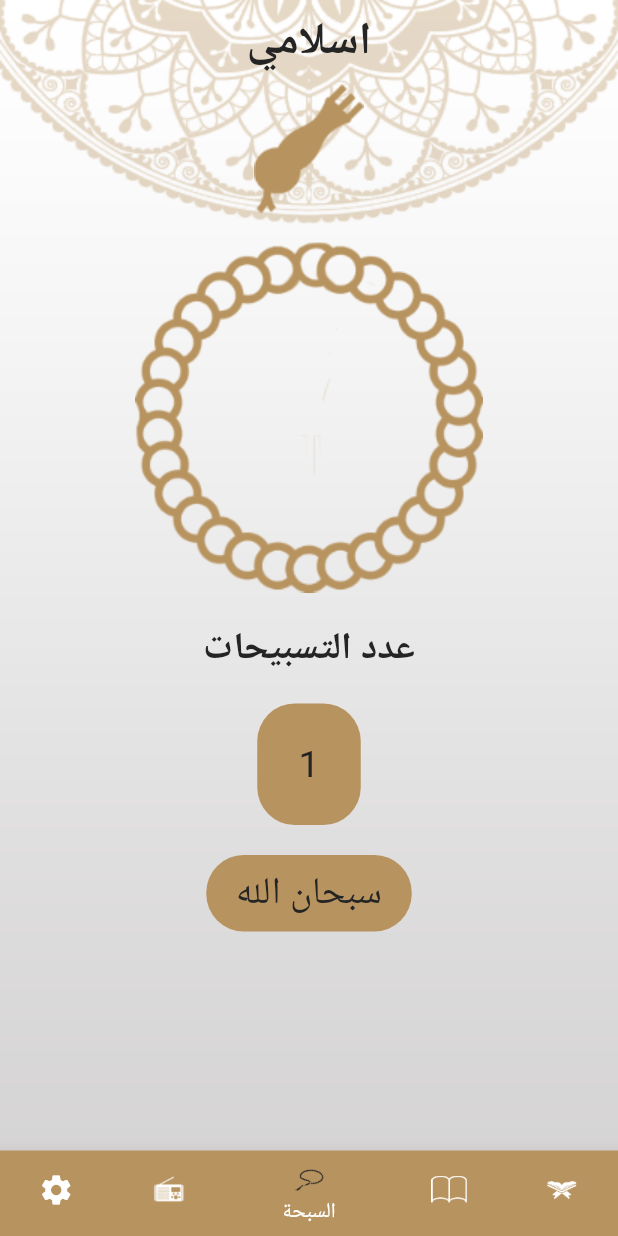
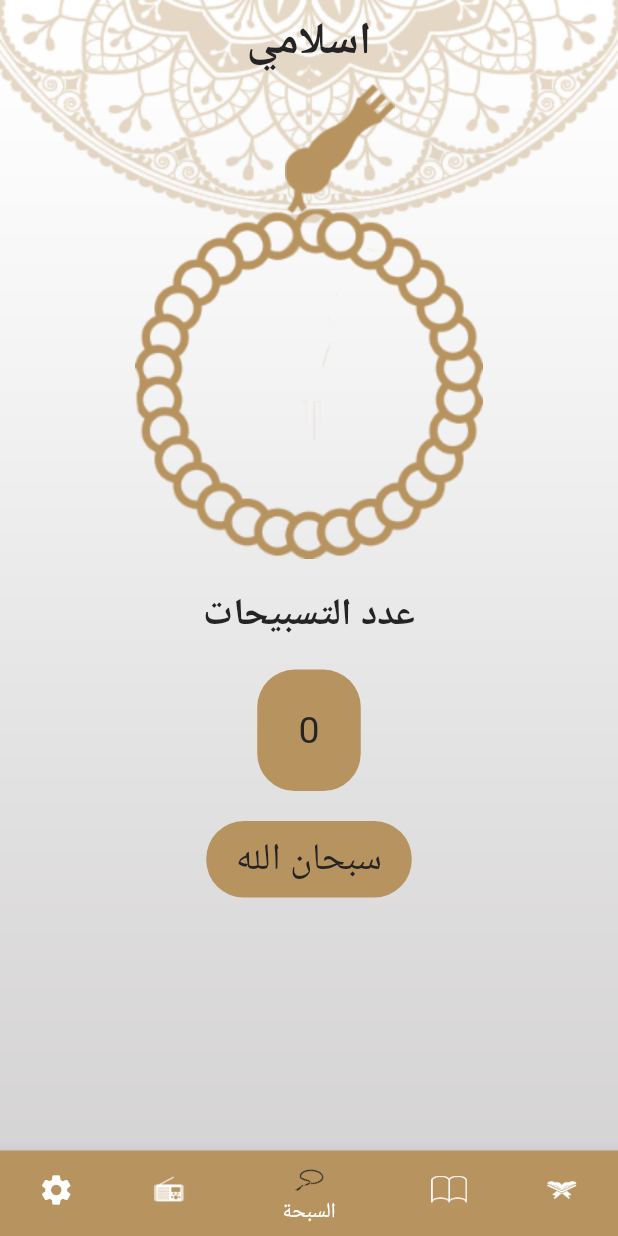
Before and after one commit to AlaaYounes/Islamy-App, a Flutter app: the screen it shows after launch, item 3 of the bottom bar chosen, on a phone screen of 412 x 824 dp. Run offline on Flutter 3.47's test engine with Material 2 defaults, Android fonts, the phone set to English and light mode, and no system bars; generated files the repository leaves out were written again.

Commit message:
tasbeeh functionality done.

```diff
--- a/lib/tabs/tasbeehScreens/tasbeehTab.dart
+++ b/lib/tabs/tasbeehScreens/tasbeehTab.dart
@@ -9,20 +9,49 @@ class TasbeehTab extends StatefulWidget {
 }
 
 class _TasbeehTabState extends State<TasbeehTab> {
+  int counter = 0;
+  String text = 'سبحان الله';
+
   @override
   Widget build(BuildContext context) {
-    int counter = 1;
     var provider = Provider.of<AppConfigProvider>(context);
     return Scaffold(
       body: Center(
         child: Column(
           children: [
-            Image.asset(provider.isDarkMode()
-                ? 'assets/images/head_sebha_dark.png'
-                : 'assets/images/head_sebha_logo.png'),
-            Image.asset(provider.isDarkMode()
-                ? 'assets/images/body_sebha_dark.png'
-                : 'assets/images/body_sebha_logo.png'),
+            InkWell(
+              onTap: () {
+                if (counter >= 132) {
+                  counter = 0;
+                }
+                buildCounter();
+                changeTasbeeh();
+              },
+              child: Transform.rotate(
+                angle: 3.14 * counter / 16.5,
+                child: Stack(
+                  alignment: Alignment.topCenter,
+                  children: [
+                    Container(
+                      margin: EdgeInsets.only(
+                          left: MediaQuery.of(context).size.width * .1),
+                      child: Image.asset(
+                        provider.isDarkMode()
+                            ? 'assets/images/head_sebha_dark.png'
+                            : 'assets/images/head_sebha_logo.png',
+                      ),
+                    ),
+                    Container(
+                      margin: EdgeInsets.only(
+                          top: MediaQuery.of(context).size.width * .2),
+                      child: Image.asset(provider.isDarkMode()
+                          ? 'assets/images/body_sebha_dark.png'
+                          : 'assets/images/body_sebha_logo.png'),
+                    ),
+                  ],
+                ),
+              ),
+            ),
             SizedBox(
               height: 20,
             ),
@@ -60,7 +89,7 @@ class _TasbeehTabState extends State<TasbeehTab> {
                 borderRadius: BorderRadius.circular(25),
               ),
               child: Text(
-                'سبحان الله',
+                text,
                 style: Theme.of(context).textTheme.bodyMedium!.copyWith(
                     color: provider.isDarkMode()
                         ? MyTheme.yellowColor
@@ -72,4 +101,22 @@ class _TasbeehTabState extends State<TasbeehTab> {
       ),
     );
   }
+
+  buildCounter() {
+    counter++;
+    setState(() {});
+  }
+
+  changeTasbeeh() {
+    if (counter <= 33) {
+      text = 'سبحان الله';
+    } else if (counter > 33 && counter <= 66) {
+      text = 'الحمد لله';
+    } else if (counter > 66 && counter <= 99) {
+      text = 'الله أكبر';
+    } else if (counter > 99 && counter <= 132) {
+      text = 'لا اله الا الله';
+    }
+    setState(() {});
+  }
 }
```
